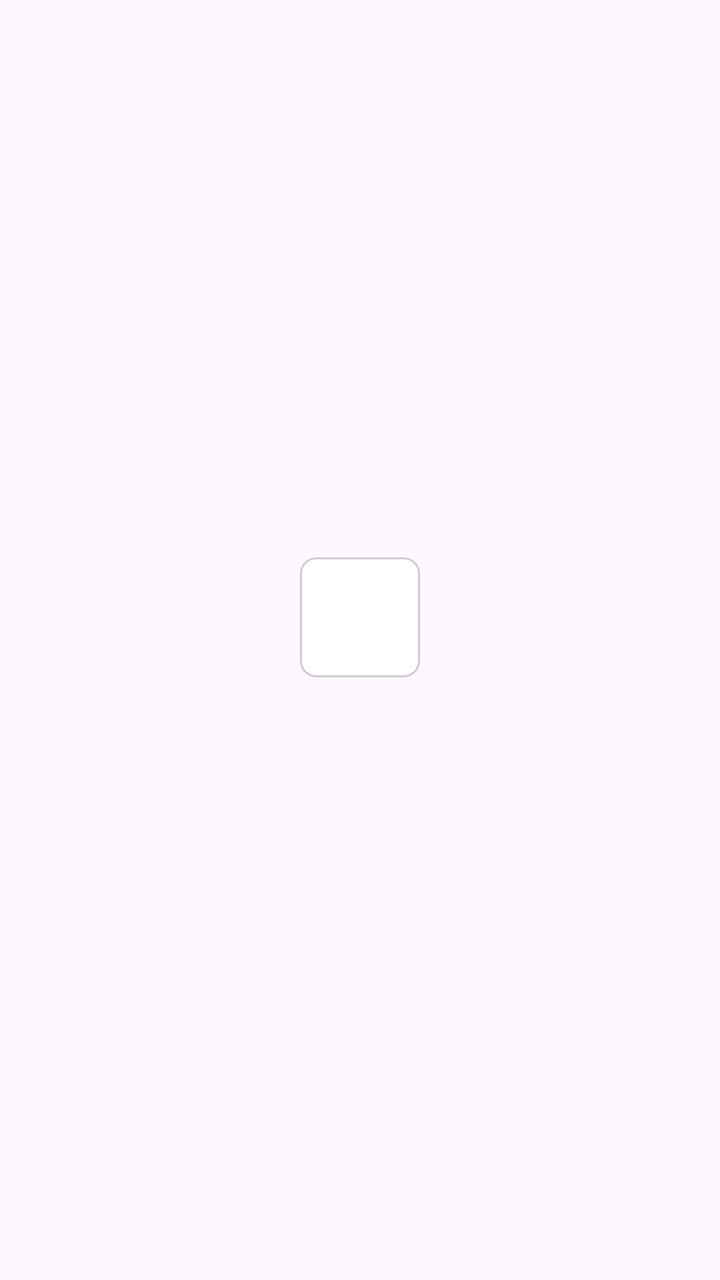
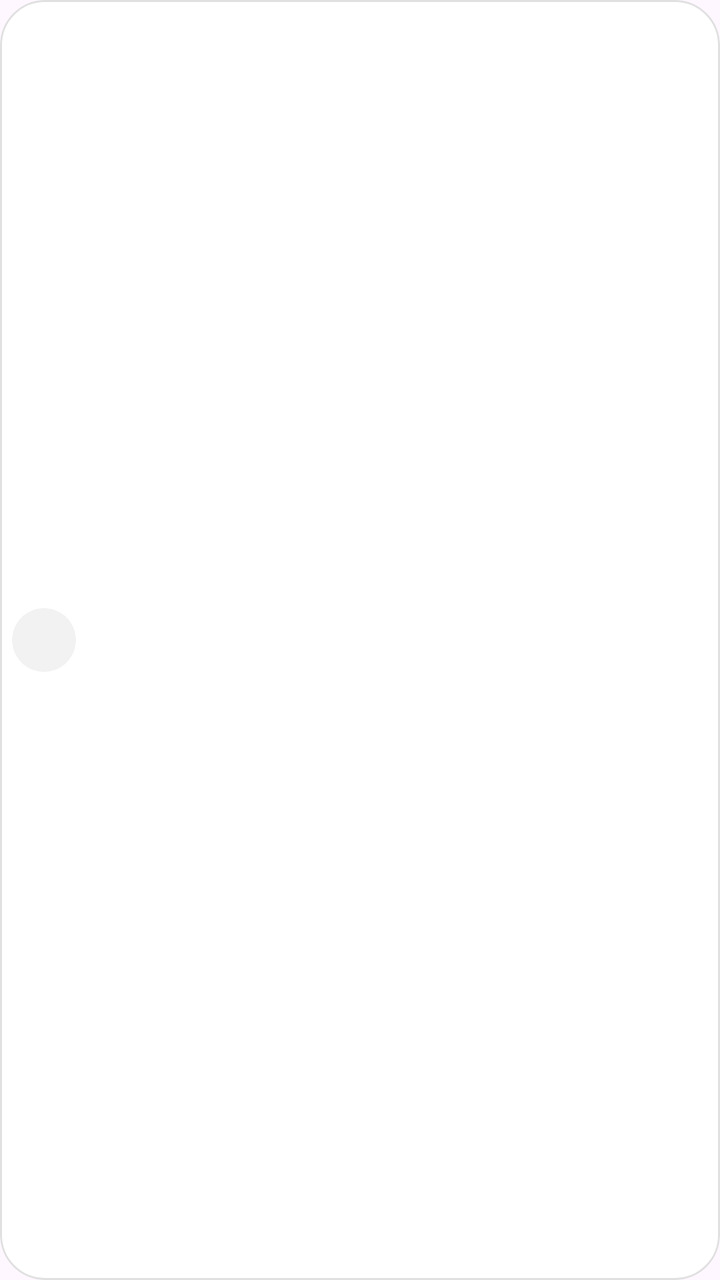

An Android layout rendered at two revisions. The XML below is the earlier revision; the diff shows what the commit changed to produce the second picture.
<!-- AndroidManifest.xml: application theme Theme.DairyBook -->
<!-- res/layout/item_category.xml -->
<?xml version="1.0" encoding="utf-8"?>
<LinearLayout xmlns:android="http://schemas.android.com/apk/res/android"
    xmlns:app="http://schemas.android.com/apk/res-auto"
    android:layout_width="wrap_content"
    android:layout_height="wrap_content"
    android:gravity="center"
    android:orientation="vertical"
    android:paddingHorizontal="10dp"
    android:paddingVertical="6dp">

    <com.google.android.material.card.MaterialCardView
        android:id="@+id/cardCategory"
        android:layout_width="60dp"
        android:layout_height="60dp"
        app:cardBackgroundColor="#FFFFFF"
        app:cardCornerRadius="8dp"
        app:cardElevation="0dp"
        app:strokeColor="#cccccc"
        app:strokeWidth="1dp">

        <ImageView
            android:id="@+id/ivCategoryImage"
            android:layout_width="36dp"
            android:layout_height="36dp"
            android:layout_gravity="center"
            android:scaleType="fitCenter" />
    </com.google.android.material.card.MaterialCardView>

    <TextView
        android:id="@+id/tvCategoryName"
        android:layout_width="wrap_content"
        android:layout_height="wrap_content"
        android:layout_marginTop="6dp"
        android:textColor="#333333"
        android:textSize="12sp"
        android:textStyle="bold" />

</LinearLayout>
<!-- resources referenced by this layout -->
<resources>
  <style name="Theme.DairyBook" parent="Base.Theme.DairyBook" />
  <style name="Base.Theme.DairyBook" parent="Theme.Material3.DayNight.NoActionBar">
          
          
      </style>
</resources>

<!-- the commit's change to res/layout/item_category.xml (unified diff, before → after) -->
@@ -1,38 +1,62 @@
 <?xml version="1.0" encoding="utf-8"?>
-<LinearLayout xmlns:android="http://schemas.android.com/apk/res/android"
+<com.google.android.material.card.MaterialCardView xmlns:android="http://schemas.android.com/apk/res/android"
     xmlns:app="http://schemas.android.com/apk/res-auto"
-    android:layout_width="wrap_content"
-    android:layout_height="wrap_content"
-    android:gravity="center"
-    android:orientation="vertical"
-    android:paddingHorizontal="10dp"
-    android:paddingVertical="6dp">
+    android:id="@+id/cardCategory"
+    android:layout_width="115dp"
+    android:layout_height="45dp"
+    android:layout_marginEnd="10dp"
+    android:clickable="true"
+    android:focusable="true"
+    android:foreground="?attr/selectableItemBackground"
+    app:cardBackgroundColor="#FFFFFF"
+    app:cardCornerRadius="22.5dp"
+    app:cardElevation="0dp"
+    app:strokeColor="#E0E0E0"
+    app:strokeWidth="1dp">
 
-    <com.google.android.material.card.MaterialCardView
-        android:id="@+id/cardCategory"
-        android:layout_width="60dp"
-        android:layout_height="60dp"
-        app:cardBackgroundColor="#FFFFFF"
-        app:cardCornerRadius="8dp"
-        app:cardElevation="0dp"
-        app:strokeColor="#cccccc"
-        app:strokeWidth="1dp">
+    
+    <LinearLayout
+        android:layout_width="match_parent"
+        android:layout_height="match_parent"
+        android:gravity="center_vertical"
+        android:orientation="horizontal"
+        android:paddingStart="6dp"
+        android:paddingEnd="10dp">
 
-        <ImageView
-            android:id="@+id/ivCategoryImage"
-            android:layout_width="36dp"
-            android:layout_height="36dp"
-            android:layout_gravity="center"
-            android:scaleType="fitCenter" />
-    </com.google.android.material.card.MaterialCardView>
+        
+        <com.google.android.material.card.MaterialCardView
+            android:id="@+id/imageContainerCard"
+            android:layout_width="32dp"
+            android:layout_height="32dp"
+            android:pivotX="50%"
+            android:pivotY="50%"
+            app:cardBackgroundColor="#F2F2F2"
+            app:cardCornerRadius="16dp"
+            app:cardElevation="0dp"
+            app:strokeWidth="0dp">
 
-    <TextView
-        android:id="@+id/tvCategoryName"
-        android:layout_width="wrap_content"
-        android:layout_height="wrap_content"
-        android:layout_marginTop="6dp"
-        android:textColor="#333333"
-        android:textSize="12sp"
-        android:textStyle="bold" />
+            <ImageView
+                android:id="@+id/ivCategoryImage"
+                android:layout_width="match_parent"
+                android:layout_height="match_parent"
+                android:padding="5dp"
+                android:scaleType="centerInside" />
+        </com.google.android.material.card.MaterialCardView>
 
-</LinearLayout>
+        
+        <TextView
+            android:id="@+id/tvCategoryName"
+            android:layout_width="0dp"
+            android:layout_height="wrap_content"
+            android:layout_weight="1"
+            android:layout_marginStart="10dp"
+            android:gravity="center_vertical"
+            android:singleLine="true"
+            android:ellipsize="end"
+            android:textColor="#333333"
+            android:textSize="13sp"
+            android:textStyle="bold" />
+
+    </LinearLayout>
+
+</com.google.android.material.card.MaterialCardView>
